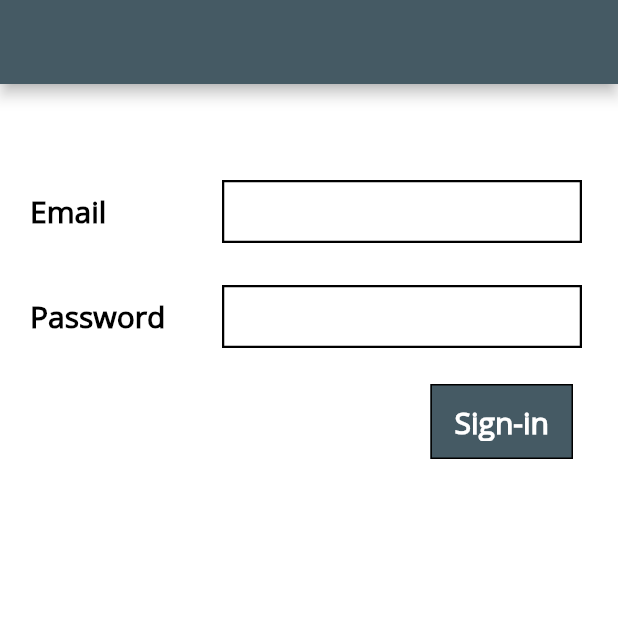
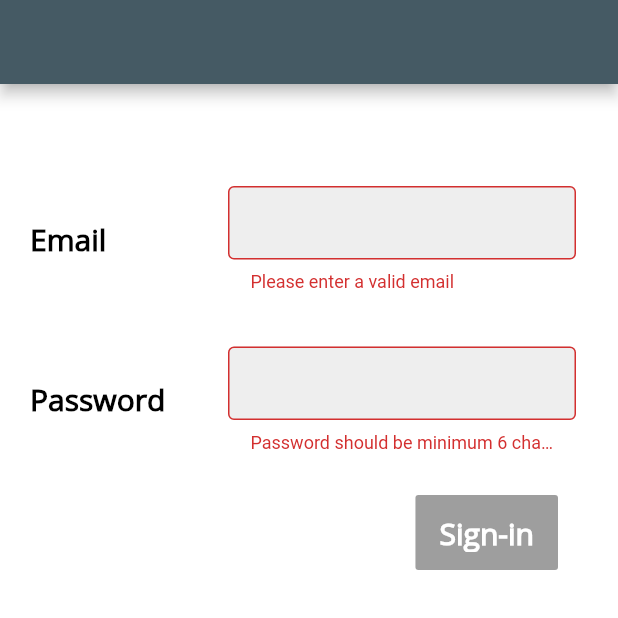
Before and after one commit to DeshaniRanasinga28/vdev-20210305, a Flutter app: the screen it shows after launch, after a tap on "Sign-in", on a phone screen of 412 x 824 dp, the top half of it. Run offline on Flutter 3.47's test engine with Material 2 defaults, Android fonts, the phone set to English and light mode, and no system bars; our stand-ins replace validators.

Commit message:
check email and password with validation set button visibility accoutring to the validation

```diff
--- /dev/null
+++ b/lib/app/model/model.dart
@@ -0,0 +1,10 @@
+import 'package:flutter/material.dart';
+
+class Model {
+  String email;
+  String password;
+
+  Model({
+    this.email,
+    this.password});
+}
--- a/lib/app/ui/screen/signin/signin_screen.dart
+++ b/lib/app/ui/screen/signin/signin_screen.dart
@@ -1,9 +1,11 @@
 import 'package:flutter/material.dart';
 import 'package:vdev/app/global/app_colors.dart';
+import 'package:vdev/app/model/model.dart';
 import 'package:vdev/app/ui/widgets/common/common.dart';
 import 'package:vdev/app/ui/widgets/custom_flat_button.dart';
 import 'package:vdev/app/ui/widgets/custom_text_field.dart';
-import 'package:vdev/app/validator.dart';
+import 'package:validators/validators.dart' as validator;
+import 'package:vdev/app/ui/widgets/result.dart';
 
 class SignInScreen extends StatefulWidget{
   @override
@@ -13,53 +15,31 @@ class SignInScreen extends StatefulWidget{
 }
 
 class _SignInScreenState extends State<SignInScreen>{
-  final TextEditingController username = new TextEditingController();
-  final TextEditingController password = new TextEditingController();
 
-  CustomTextField usernameField;
-  CustomTextField passwordField;
+
+  final _formKey = GlobalKey<FormState>();
+  Model model = Model();
+
+  Color _checkedColor = Colors.blueGrey[700];
+
 
   @override
   void initState() {
     // TODO: implement initState
     super.initState();
-
-    usernameField = new CustomTextField(
-      baseColor: Colors.black,
-      borderColor: Colors.black,
-      errorColor: Colors.red,
-      controller: username,
-      obscureText: false,
-      inputType: TextInputType.emailAddress,
-      validator: Validator.validateEmail,
-    );
-
-    passwordField = new CustomTextField(
-      baseColor: Colors.black,
-      borderColor: Colors.black,
-      errorColor: Colors.red,
-      controller: password,
-      obscureText: true,
-      inputType: TextInputType.text,
-      validator: Validator.validatePassword,
-    );
   }
 
 
   @override
   Widget build(BuildContext context) {
-    double h = MediaQuery.of(context).size.height;
-
     return Scaffold(
         backgroundColor: white225,
         appBar: AppBar(
           backgroundColor: Colors.blueGrey[700],
         ),
         body: SafeArea(
-          child: CustomScrollView(
-            slivers: [
-              SliverFillRemaining(
-                hasScrollBody: false,
+          child: Form(
+            key: _formKey,
               child: Column(
                 // mainAxisAlignment: MainAxisAlignment.center,
                 children: [
@@ -69,7 +49,6 @@ class _SignInScreenState extends State<SignInScreen>{
                       children: [
                         Expanded(
                           child: Container(
-                             height: 50.0,
                             alignment: Alignment.centerLeft,
                             child: textLabel('Email', 20.0, FontWeight.w700),
                           ),
@@ -77,8 +56,18 @@ class _SignInScreenState extends State<SignInScreen>{
                         ),
                         Expanded(
                           child: Container(
-                             height: 50.0,
-                             child: usernameField,
+                            child: CustomTextField(
+                              isEmail: true,
+                              validator: (String value) {
+                                if (!validator.isEmail(value)) {
+                                  return 'Please enter a valid email';
+                                }
+                                return null;
+                              },
+                              onChanged: (String value) {
+                                model.email = value;
+                              },
+                            ),
                           ),
                           flex: 2,
                         )
@@ -91,7 +80,6 @@ class _SignInScreenState extends State<SignInScreen>{
                       children: [
                         Expanded(
                           child: Container(
-                              height: 50.0,
                             alignment: Alignment.centerLeft,
                             child: textLabel('Password', 20.0, FontWeight.w700),
                           ),
@@ -99,8 +87,19 @@ class _SignInScreenState extends State<SignInScreen>{
                         ),
                         Expanded(
                           child: Container(
-                              height: 50.0,
-                              child: passwordField,
+                            child: CustomTextField(
+                              isPassword: true,
+                              validator: (String value) {
+                                if (value.length < 6) {
+                                  return 'Password should be minimum 6 characters';
+                                }
+                                _formKey.currentState.save();
+                                return null;
+                              },
+                              onChanged: (String value) {
+                                model.password = value;
+                              },
+                            ),
                           ),
                           flex: 2,
                         )
@@ -122,7 +121,7 @@ class _SignInScreenState extends State<SignInScreen>{
                             height: 50.0,
                             alignment: Alignment.centerRight,
                             child: Padding(
-                                padding: const EdgeInsets.only(right: 10.0),
+                              padding: const EdgeInsets.only(right: 20.0),
                               child: CustomFlatButton(
                                 title: "Sign-in",
                                 fontSize: 20,
@@ -130,24 +129,38 @@ class _SignInScreenState extends State<SignInScreen>{
                                 textColor: Colors.white,
                                 onPressed: () {
                                   // Navigator.of(context).pushNamed("/home");
+                                  if (_formKey.currentState.validate()) {
+                                    _formKey.currentState.save();
+                                    setState(() {
+                                      _checkedColor = Colors.blueGrey[700];
+                                    });
+                                    Navigator.push(
+                                        context,
+                                        MaterialPageRoute(
+                                            builder: (context) => Result(model: this.model)));
+                                  }else{
+                                    setState(() {
+                                      _checkedColor = Colors.grey;
+                                    });
+                                    print(":--->ERROR");
+                                  }
+
                                 },
+                                color: _checkedColor,
                                 splashColor: Colors.black12,
                                 borderColor: Colors.black,
                                 borderWidth: 0,
-                                  color: Colors.blueGrey[700],
+                                // color: Colors.blueGrey[700],
                               ),
                             ),
                           ),
-                            // flex: 1,
                         )
                       ],
                     ),
                   ),
                 ],
               )
-              ),
-            ],
-          ),
+          )
         )
     );
   }
--- a/lib/app/ui/widgets/custom_flat_button.dart
+++ b/lib/app/ui/widgets/custom_flat_button.dart
@@ -1,6 +1,7 @@
 import 'package:flutter/material.dart';
+import 'package:vdev/app/global/app_colors.dart';
 
-class CustomFlatButton extends StatelessWidget{
+class CustomFlatButton extends StatefulWidget{
   final String title;
   final Color textColor;
   final double fontSize;
@@ -25,35 +26,34 @@ class CustomFlatButton extends StatelessWidget{
         this.borderWidth});
 
   @override
+  _CustomFlatButtonState createState() => _CustomFlatButtonState();
+
+}
+
+class _CustomFlatButtonState extends State<CustomFlatButton> {
+
+  @override
   Widget build(BuildContext context) {
     // TODO: implement build
     return FlatButton(
-      onPressed: onPressed,
-      color: color,
-      splashColor: splashColor,
+      onPressed: widget.onPressed,
+      color: widget.color,
+      splashColor: widget.splashColor,
       child: Padding(
         padding: const EdgeInsets.symmetric(vertical: 12.0),
         child: Text(
-          title,
+          widget.title,
           softWrap: true,
           textAlign: TextAlign.center,
           style: TextStyle(
-            color: textColor,
+            color: widget.textColor,
             decoration: TextDecoration.none,
-            fontSize: fontSize,
-            fontWeight: fontWeight,
+            fontSize: widget.fontSize,
+            fontWeight: widget.fontWeight,
             fontFamily: "OpenSans",
           ),
         ),
       ),
-      shape: RoundedRectangleBorder(
-        borderRadius: BorderRadius.circular(0.0),
-        side: BorderSide(
-          color: borderColor,
-          width: 1.0
-        )
-      ),
     );
   }
-
 }
--- a/lib/app/ui/widgets/custom_text_field.dart
+++ b/lib/app/ui/widgets/custom_text_field.dart
@@ -1,7 +1,7 @@
 import 'package:flutter/material.dart';
+import 'package:vdev/app/global/app_colors.dart';
 
-class CustomTextField extends StatefulWidget{
-  final TextEditingController controller;
+class CustomTextField extends StatelessWidget{
   final Color baseColor;
   final Color borderColor;
   final Color errorColor;
@@ -9,70 +9,41 @@ class CustomTextField extends StatefulWidget{
   final bool obscureText;
   final Function validator;
   final Function onChanged;
+  final bool isPassword;
+  final bool isEmail;
 
 
   CustomTextField(
       {
-        this.controller,
         this.baseColor,
         this.borderColor,
         this.errorColor,
         this.inputType,
         this.obscureText,
         this.validator,
-        this.onChanged}
-        );
-
-  @override
-  _CustomTextFieldState createState() => _CustomTextFieldState();
-
-}
-
-class _CustomTextFieldState extends State<CustomTextField>{
-  Color currentColor;
-
-  @override
-  void initState() {
-    // TODO: implement initState
-    super.initState();
-    currentColor = widget.borderColor;
-  }
+        this.onChanged,
+        this.isPassword = false,
+        this.isEmail = false,
+      });
 
   @override
   Widget build(BuildContext context) {
     // TODO: implement build
-    return Card(
-      elevation: 0.0,
-      shape: RoundedRectangleBorder(
-        side: BorderSide(color: currentColor, width: 1.5),
-        borderRadius: BorderRadius.circular(0.0),
-      ),
-      child: Padding(
-        padding: EdgeInsets.symmetric(horizontal: 10.0),
-        child: TextField(
-          obscureText: widget.obscureText,
-          onChanged: (text){
-            if(widget.onChanged != null){
-              widget.onChanged(text);
-            }
-            setState(() {
-              if(!widget.validator(text) || text.length == 0 ){
-                currentColor = widget.errorColor;
-
-              }else{
-                currentColor = widget.baseColor;
-              }
-            });
-          },
-          controller: widget.controller,
-          decoration: InputDecoration(
-            hintStyle: TextStyle(
-              fontFamily: "OpenSans",
-              fontWeight: FontWeight.w300,
-            ),
-            border: InputBorder.none,
+    return Padding(
+      padding: EdgeInsets.all(8.0),
+      child: TextFormField(
+        decoration: InputDecoration(
+          contentPadding: EdgeInsets.all(15.0),
+          border: new OutlineInputBorder(
+              borderSide: new BorderSide(color: black0)
           ),
+          filled: true,
+          fillColor: Colors.grey[200],
         ),
+        obscureText: isPassword ? true : false,
+        validator: validator,
+        onSaved: onChanged,
+        keyboardType: isEmail ? TextInputType.emailAddress : TextInputType.text,
       ),
     );
   }
--- /dev/null
+++ b/lib/app/ui/widgets/result.dart
@@ -0,0 +1,25 @@
+import 'package:flutter/material.dart';
+import 'package:vdev/app/model/model.dart';
+
+class Result extends StatelessWidget {
+  Model model;
+
+  Result({this.model});
+
+  @override
+  Widget build(BuildContext context) {
+    return (Scaffold(
+      appBar: AppBar(title: Text('Successful')),
+      body: Container(
+        margin: EdgeInsets.all(10.0),
+        child: Column(
+          crossAxisAlignment: CrossAxisAlignment.start,
+          children: <Widget>[
+            Text(model.email, style: TextStyle(fontSize: 22)),
+            Text(model.password, style: TextStyle(fontSize: 22)),
+          ],
+        ),
+      ),
+    ));
+  }
+}
--- a/lib/app/validator.dart
+++ /dev/null
@@ -1,13 +0,0 @@
-class Validator {
-
-  static bool validateEmail(String text) {
-    Pattern pattern =
-        r'^(([^<>()[\]\\.,;:\s@\"]+(\.[^<>()[\]\\.,;:\s@\"]+)*)|(\".+\"))@((\[[0-9]{1,3}\.[0-9]{1,3}\.[0-9]{1,3}\.[0-9]{1,3}\])|(([a-zA-Z\-0-9]+\.)+[a-zA-Z]{2,}))$';
-    RegExp regex = new RegExp(pattern);
-    return regex.hasMatch(text);
-  }
-
-  static bool validatePassword(String text) {
-    return text.toString().length >= 6;
-  }
-}
--- a/pubspec.yaml
+++ b/pubspec.yaml
@@ -23,6 +23,7 @@ environment:
 dependencies:
   flutter:
     sdk: flutter
+  validators: ^2.0.0+1
 
 
   # The following adds the Cupertino Icons font to your application.
```
Also changed, not shown: lib/app/ui/d.dart (deleted), lib/app/ui/widgets/common/common.dart (line endings or trailing spaces), pubspec.lock, 2 other files. Lines whose indentation alone changed are shown as unchanged.
